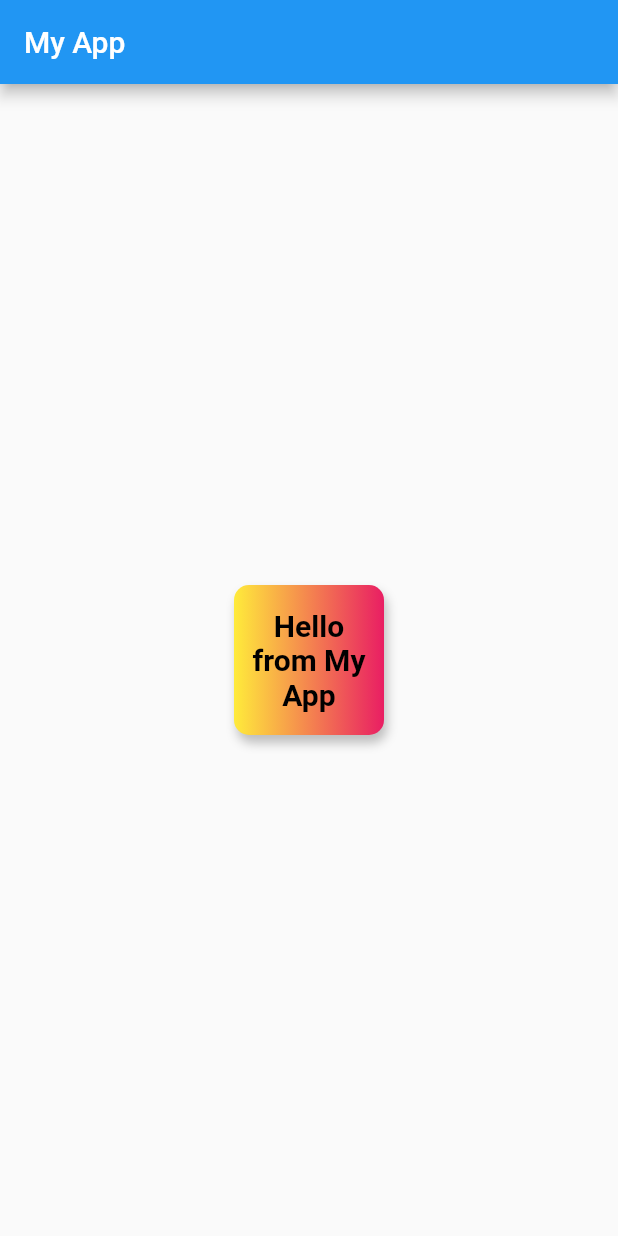
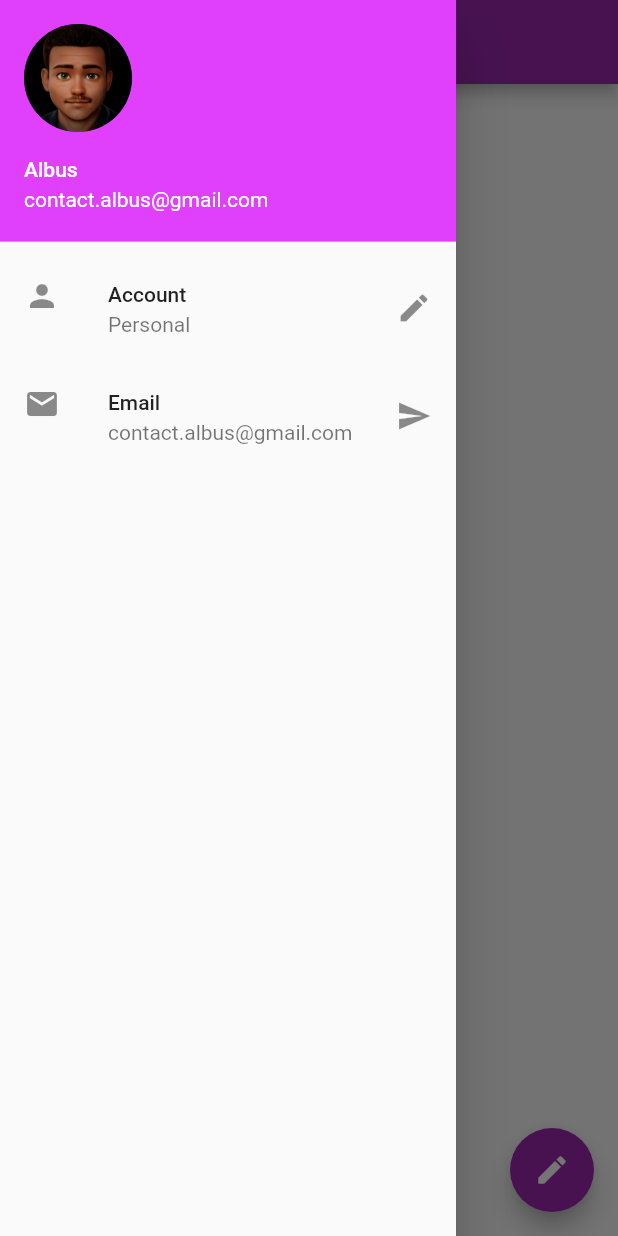
Before and after one commit to iam-niraj/flutter_essentials, a Flutter app: the screen it shows after launch, with the side drawer open (before the commit the screen has no drawer), on a phone screen of 412 x 824 dp. Run offline on Flutter 3.47's test engine with Material 2 defaults, Android fonts, the phone set to English and light mode, and no system bars.

Commit message:
essen 3 completed

```diff
--- a/lib/main.dart
+++ b/lib/main.dart
@@ -1,10 +1,11 @@
-import 'dart:ui';
-
 import 'package:flutter/material.dart';
 
 void main() {
   runApp(MaterialApp(
     home: MyApp(),
+    theme: ThemeData(
+      primarySwatch: Colors.purple,
+    ),
   ));
 }
 
@@ -17,36 +18,36 @@ class MyApp extends StatelessWidget {
       appBar: AppBar(
         title: Text("My App"),
       ),
-      body: Center(
-        child: Container(
-          padding:const EdgeInsets.all(8),
-          height: 100,
-          width: 100,
-          alignment: Alignment.center,
-          decoration: BoxDecoration(
-             color: Colors.amber,
-             gradient: LinearGradient(
-               colors: [
-                 Colors.yellow,
-                 Colors.pink
-               ]),
-
-               borderRadius: BorderRadius.circular(10),
-               boxShadow: [
-                 BoxShadow(
-                   color: Colors.grey.shade400,
-                   blurRadius: 5,
-                   offset: Offset(2.0, 5.0)
-                 )
-               ]
-          ),
-            child: Text("Hello from My App",
-            textAlign: TextAlign.center,
-            style: TextStyle(
-              color: Colors.black,
-             fontSize: 20,
-             fontWeight: FontWeight.bold
-            ),)
+      body: Container(),
+      floatingActionButton: FloatingActionButton(
+        onPressed: () {},
+        child: Icon(Icons.edit),
+      ),
+      drawer: Drawer(
+        child: ListView(
+          padding: EdgeInsets.zero,
+          children: [
+            UserAccountsDrawerHeader(
+              accountName: Text("Albus"),
+              accountEmail: Text("contact.albus@gmail.com"),
+              currentAccountPicture: CircleAvatar(
+               backgroundImage: AssetImage("assets/images/self.jpg"),
+                ),
+              decoration: BoxDecoration(color: Colors.purpleAccent),
+            ),
+            ListTile(
+              leading: Icon(Icons.person),
+              title: Text("Account"),
+              subtitle: Text("Personal"),
+              trailing: Icon(Icons.edit),
+            ),
+            ListTile(
+              leading: Icon(Icons.email),
+              title: Text("Email"),
+              subtitle: Text("contact.albus@gmail.com"),
+              trailing: Icon(Icons.send),
+            ),
+          ],
         ),
       ),
     );
--- a/pubspec.yaml
+++ b/pubspec.yaml
@@ -53,6 +53,8 @@ flutter:
   # included with your application, so that you can use the icons in
   # the material Icons class.
   uses-material-design: true
+  assets:
+    - assets/images/
 
   # To add assets to your application, add an assets section, like this:
   # assets:
```
Also changed, not shown: assets/images/self.jpg (added).
